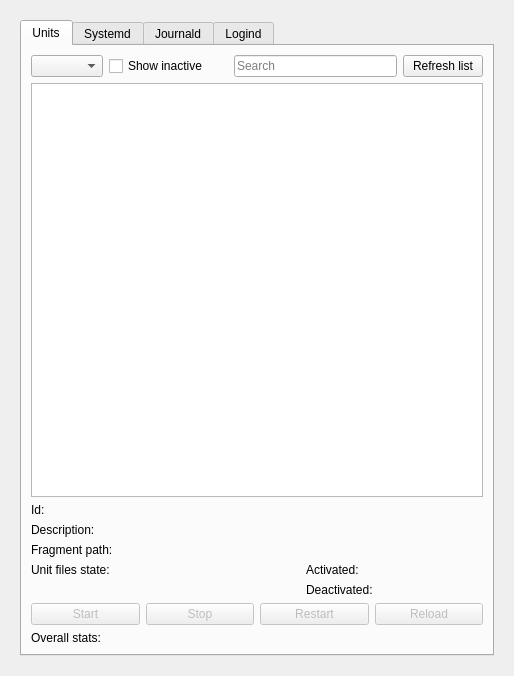
First picture: the form in ui/kcmsystemd.ui, repository rthomsen/kcmsystemd, before the edit.
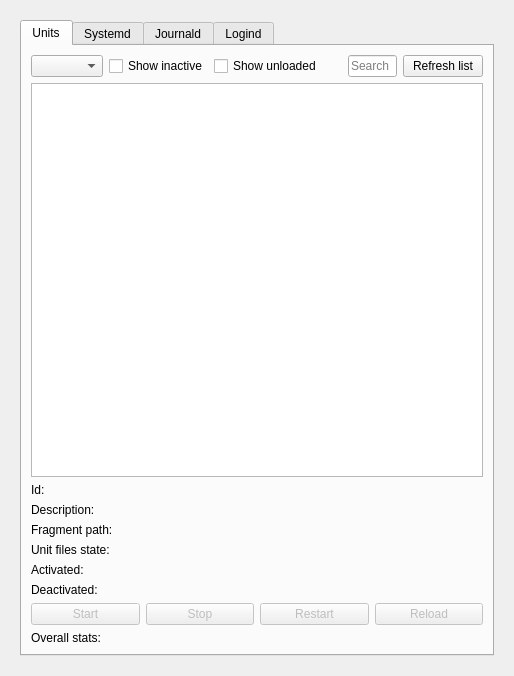
Second picture: the form after the edit. Custom widgets are drawn as their Qt base class.

Commit message: Implement ability to show unloaded units

What changed in the file:
```diff
--- a/ui/kcmsystemd.ui
+++ b/ui/kcmsystemd.ui
@@ -9,8 +9,8 @@
    <rect>
     <x>0</x>
     <y>0</y>
-    <width>452</width>
-    <height>589</height>
+    <width>472</width>
+    <height>594</height>
    </rect>
   </property>
   <property name="sizePolicy">
@@ -66,104 +66,8 @@
           <attribute name="title">
            <string>Units</string>
           </attribute>
-          <layout class="QGridLayout" name="gridLayout_19">
-           <item row="8" column="0">
-            <widget class="QLabel" name="label">
-             <property name="text">
-              <string>Id:</string>
-             </property>
-            </widget>
-           </item>
-           <item row="13" column="4">
-            <widget class="QLabel" name="lblTimeDeactivated">
-             <property name="text">
-              <string/>
-             </property>
-            </widget>
-           </item>
-           <item row="11" column="1" colspan="4">
-            <widget class="QLabel" name="lblFragmentPath">
-             <property name="text">
-              <string/>
-             </property>
-            </widget>
-           </item>
-           <item row="7" column="0" colspan="5">
-            <widget class="QTableView" name="tblServices">
-             <property name="mouseTracking">
-              <bool>true</bool>
-             </property>
-             <property name="contextMenuPolicy">
-              <enum>Qt::CustomContextMenu</enum>
-             </property>
-             <property name="editTriggers">
-              <set>QAbstractItemView::NoEditTriggers</set>
-             </property>
-             <property name="alternatingRowColors">
-              <bool>true</bool>
-             </property>
-             <property name="selectionMode">
-              <enum>QAbstractItemView::SingleSelection</enum>
-             </property>
-             <property name="selectionBehavior">
-              <enum>QAbstractItemView::SelectRows</enum>
-             </property>
-             <property name="showGrid">
-              <bool>false</bool>
-             </property>
-             <property name="sortingEnabled">
-              <bool>true</bool>
-             </property>
-             <attribute name="horizontalHeaderShowSortIndicator" stdset="0">
-              <bool>true</bool>
-             </attribute>
-             <attribute name="horizontalHeaderStretchLastSection">
-              <bool>true</bool>
-             </attribute>
-             <attribute name="verticalHeaderVisible">
-              <bool>false</bool>
-             </attribute>
-             <attribute name="verticalHeaderDefaultSectionSize">
-              <number>20</number>
-             </attribute>
-            </widget>
-           </item>
-           <item row="12" column="0">
-            <widget class="QLabel" name="label_20">
-             <property name="text">
-              <string>Unit files state:</string>
-             </property>
-            </widget>
-           </item>
-           <item row="12" column="4">
-            <widget class="QLabel" name="lblTimeActivated">
-             <property name="text">
-              <string/>
-             </property>
-            </widget>
-           </item>
-           <item row="13" column="3">
-            <widget class="QLabel" name="label_42">
-             <property name="text">
-              <string>Deactivated:</string>
-             </property>
-            </widget>
-           </item>
-           <item row="12" column="1" colspan="2">
-            <widget class="QLabel" name="lblUnitFileState">
-             <property name="text">
-              <string/>
-             </property>
-            </widget>
-           </item>
-           <item row="8" column="1" colspan="4">
-            <widget class="QLabel" name="lblId">
-             <property name="text">
-              <string/>
-             </property>
-            </widget>
-           </item>
-           <item row="3" column="0" rowspan="2" colspan="5">
+          <layout class="QGridLayout" name="gridLayout_15">
+           <item row="0" column="0" colspan="4">
             <layout class="QHBoxLayout" name="horizontalLayout_5">
              <item>
               <widget class="QComboBox" name="cmbUnitTypes">
@@ -194,6 +98,13 @@
                </property>
               </widget>
              </item>
+             <item>
+              <widget class="QCheckBox" name="chkShowUnloadedUnits">
+               <property name="text">
+                <string>Show unloaded</string>
+               </property>
+              </widget>
+             </item>
              <item>
               <spacer name="horizontalSpacer_4">
                <property name="orientation">
@@ -241,7 +152,47 @@
              </item>
             </layout>
            </item>
-           <item row="15" column="0" rowspan="2" colspan="5">
+           <item row="1" column="0" colspan="4">
+            <widget class="QTableView" name="tblServices">
+             <property name="mouseTracking">
+              <bool>true</bool>
+             </property>
+             <property name="contextMenuPolicy">
+              <enum>Qt::CustomContextMenu</enum>
+             </property>
+             <property name="editTriggers">
+              <set>QAbstractItemView::NoEditTriggers</set>
+             </property>
+             <property name="alternatingRowColors">
+              <bool>true</bool>
+             </property>
+             <property name="selectionMode">
+              <enum>QAbstractItemView::SingleSelection</enum>
+             </property>
+             <property name="selectionBehavior">
+              <enum>QAbstractItemView::SelectRows</enum>
+             </property>
+             <property name="showGrid">
+              <bool>false</bool>
+             </property>
+             <property name="sortingEnabled">
+              <bool>true</bool>
+             </property>
+             <attribute name="horizontalHeaderShowSortIndicator" stdset="0">
+              <bool>true</bool>
+             </attribute>
+             <attribute name="horizontalHeaderStretchLastSection">
+              <bool>true</bool>
+             </attribute>
+             <attribute name="verticalHeaderVisible">
+              <bool>false</bool>
+             </attribute>
+             <attribute name="verticalHeaderDefaultSectionSize">
+              <number>20</number>
+             </attribute>
+            </widget>
+           </item>
+           <item row="10" column="0" colspan="4">
             <layout class="QHBoxLayout" name="horizontalLayout_6">
              <item>
               <widget class="QPushButton" name="btnStartUnit">
@@ -297,40 +248,172 @@
              </item>
             </layout>
            </item>
-           <item row="12" column="3">
-            <widget class="QLabel" name="label_41">
-             <property name="text">
-              <string>Activated:</string>
-             </property>
-            </widget>
-           </item>
-           <item row="17" column="0">
+           <item row="11" column="0" colspan="4">
             <widget class="QLabel" name="lblStatus">
              <property name="text">
               <string>Overall stats:</string>
              </property>
             </widget>
            </item>
-           <item row="9" column="1" colspan="4">
-            <widget class="QLabel" name="lblDesc">
-             <property name="text">
-              <string/>
-             </property>
-            </widget>
-           </item>
-           <item row="9" column="0">
-            <widget class="QLabel" name="label_19">
-             <property name="text">
-              <string>Description:</string>
-             </property>
-            </widget>
-           </item>
-           <item row="11" column="0">
-            <widget class="QLabel" name="label_21">
-             <property name="text">
-              <string>Fragment path:</string>
-             </property>
-            </widget>
+           <item row="3" column="0" rowspan="2" colspan="4">
+            <layout class="QGridLayout" name="gridLayout_21">
+             <item row="1" column="1">
+              <widget class="QLabel" name="lblDesc">
+               <property name="sizePolicy">
+                <sizepolicy hsizetype="Expanding" vsizetype="Preferred">
+                 <horstretch>0</horstretch>
+                 <verstretch>0</verstretch>
+                </sizepolicy>
+               </property>
+               <property name="text">
+                <string/>
+               </property>
+              </widget>
+             </item>
+             <item row="4" column="1">
+              <widget class="QLabel" name="lblTimeActivated">
+               <property name="sizePolicy">
+                <sizepolicy hsizetype="Expanding" vsizetype="Preferred">
+                 <horstretch>0</horstretch>
+                 <verstretch>0</verstretch>
+                </sizepolicy>
+               </property>
+               <property name="text">
+                <string/>
+               </property>
+              </widget>
+             </item>
+             <item row="1" column="0">
+              <widget class="QLabel" name="label_19">
+               <property name="sizePolicy">
+                <sizepolicy hsizetype="Preferred" vsizetype="Preferred">
+                 <horstretch>0</horstretch>
+                 <verstretch>0</verstretch>
+                </sizepolicy>
+               </property>
+               <property name="text">
+                <string>Description:</string>
+               </property>
+              </widget>
+             </item>
+             <item row="3" column="1">
+              <widget class="QLabel" name="lblUnitFileState">
+               <property name="sizePolicy">
+                <sizepolicy hsizetype="Expanding" vsizetype="Preferred">
+                 <horstretch>0</horstretch>
+                 <verstretch>0</verstretch>
+                </sizepolicy>
+               </property>
+               <property name="text">
+                <string/>
+               </property>
+              </widget>
+             </item>
+             <item row="4" column="0">
+              <widget class="QLabel" name="label_41">
+               <property name="sizePolicy">
+                <sizepolicy hsizetype="Preferred" vsizetype="Preferred">
+                 <horstretch>0</horstretch>
+                 <verstretch>0</verstretch>
+                </sizepolicy>
+               </property>
+               <property name="text">
+                <string>Activated:</string>
+               </property>
+              </widget>
+             </item>
+             <item row="2" column="1">
+              <widget class="QLabel" name="lblFragmentPath">
+               <property name="sizePolicy">
+                <sizepolicy hsizetype="Expanding" vsizetype="Preferred">
+                 <horstretch>0</horstretch>
+                 <verstretch>0</verstretch>
+                </sizepolicy>
+               </property>
+               <property name="text">
+                <string/>
+               </property>
+              </widget>
+             </item>
+             <item row="2" column="0">
+              <widget class="QLabel" name="label_21">
+               <property name="sizePolicy">
+                <sizepolicy hsizetype="Preferred" vsizetype="Preferred">
+                 <horstretch>0</horstretch>
+                 <verstretch>0</verstretch>
+                </sizepolicy>
+               </property>
+               <property name="text">
+                <string>Fragment path:</string>
+               </property>
+              </widget>
+             </item>
+             <item row="0" column="1">
+              <widget class="QLabel" name="lblId">
+               <property name="sizePolicy">
+                <sizepolicy hsizetype="Expanding" vsizetype="Preferred">
+                 <horstretch>0</horstretch>
+                 <verstretch>0</verstretch>
+                </sizepolicy>
+               </property>
+               <property name="text">
+                <string/>
+               </property>
+              </widget>
+             </item>
+             <item row="3" column="0">
+              <widget class="QLabel" name="label_20">
+               <property name="sizePolicy">
+                <sizepolicy hsizetype="Preferred" vsizetype="Preferred">
+                 <horstretch>0</horstretch>
+                 <verstretch>0</verstretch>
+                </sizepolicy>
+               </property>
+               <property name="text">
+                <string>Unit files state:</string>
+               </property>
+              </widget>
+             </item>
+             <item row="0" column="0">
+              <widget class="QLabel" name="label">
+               <property name="sizePolicy">
+                <sizepolicy hsizetype="Preferred" vsizetype="Preferred">
+                 <horstretch>0</horstretch>
+                 <verstretch>0</verstretch>
+                </sizepolicy>
+               </property>
+               <property name="text">
+                <string>Id:</string>
+               </property>
+              </widget>
+             </item>
+             <item row="5" column="0">
+              <widget class="QLabel" name="label_42">
+               <property name="sizePolicy">
+                <sizepolicy hsizetype="Preferred" vsizetype="Preferred">
+                 <horstretch>0</horstretch>
+                 <verstretch>0</verstretch>
+                </sizepolicy>
+               </property>
+               <property name="text">
+                <string>Deactivated:</string>
+               </property>
+              </widget>
+             </item>
+             <item row="5" column="1">
+              <widget class="QLabel" name="lblTimeDeactivated">
+               <property name="sizePolicy">
+                <sizepolicy hsizetype="Expanding" vsizetype="Preferred">
+                 <horstretch>0</horstretch>
+                 <verstretch>0</verstretch>
+                </sizepolicy>
+               </property>
+               <property name="text">
+                <string/>
+               </property>
+              </widget>
+             </item>
+            </layout>
            </item>
           </layout>
          </widget>
```
Left out of the diff: 10 changed lines with no effect on the pictures. The commit also changes 2 other files.
